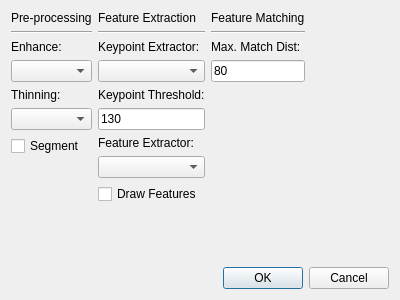
First picture: the form in Proyecto-Final/configdialog.ui, repository nlandau91/Proyecto-Final, before the edit.
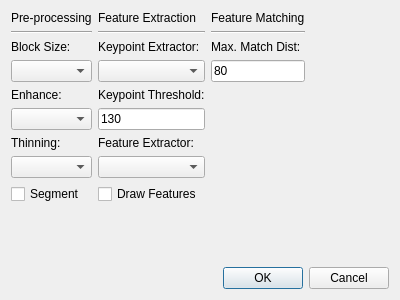
Second picture: the form after the edit.

```diff
--- a/Proyecto-Final/configdialog.ui
+++ b/Proyecto-Final/configdialog.ui
@@ -42,6 +42,16 @@
          </property>
         </widget>
        </item>
+       <item>
+        <widget class="QLabel" name="label_3">
+         <property name="text">
+          <string>Block Size:</string>
+         </property>
+        </widget>
+       </item>
+       <item>
+        <widget class="QComboBox" name="comboBox_blk"/>
+       </item>
        <item>
         <widget class="QLabel" name="label">
          <property name="text">
```
